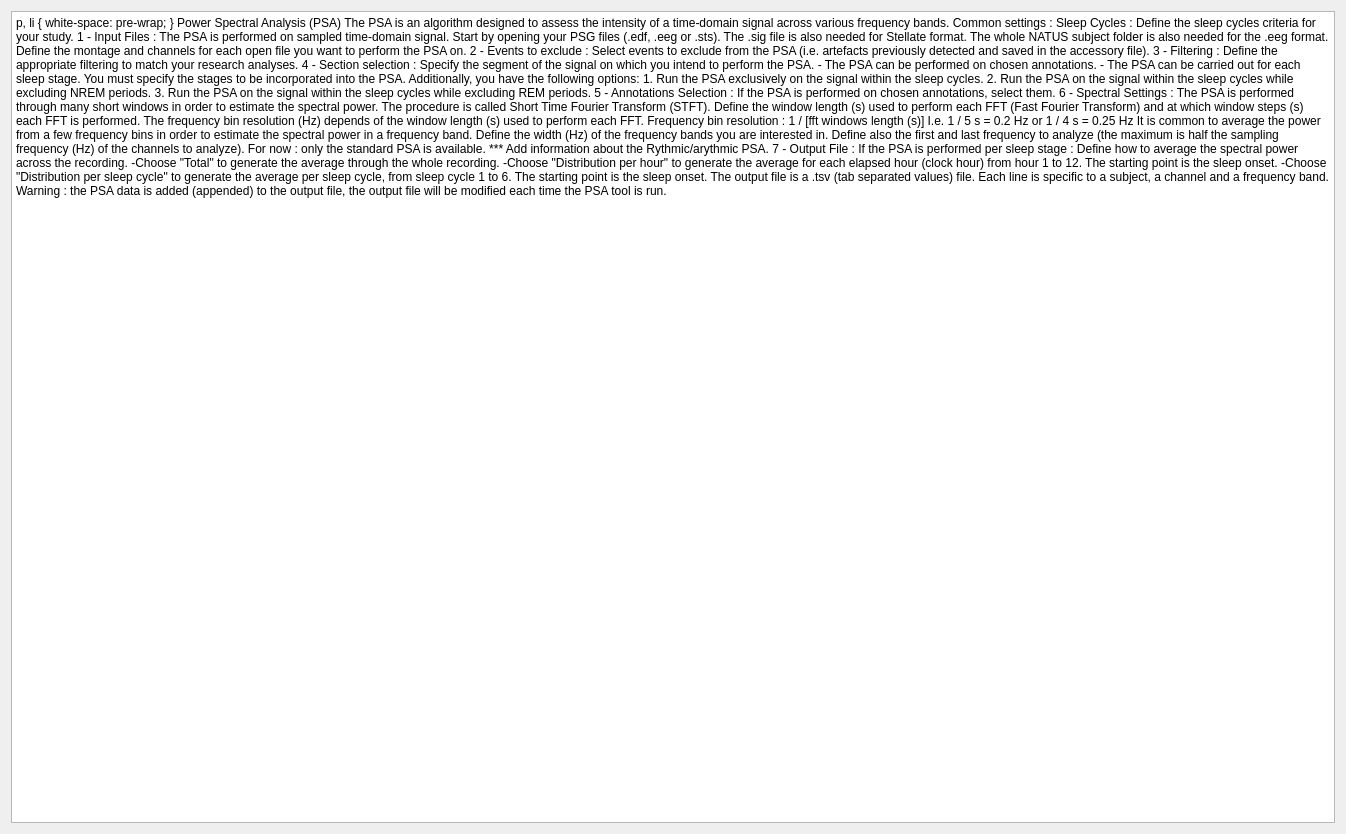
First picture: the form in tools/CEAMSTools/PowerSpectralAnalysis/IntroStep/Ui_IntroStep.ui, repository SnoozToolbox/snooz-package-ceams, before the edit.
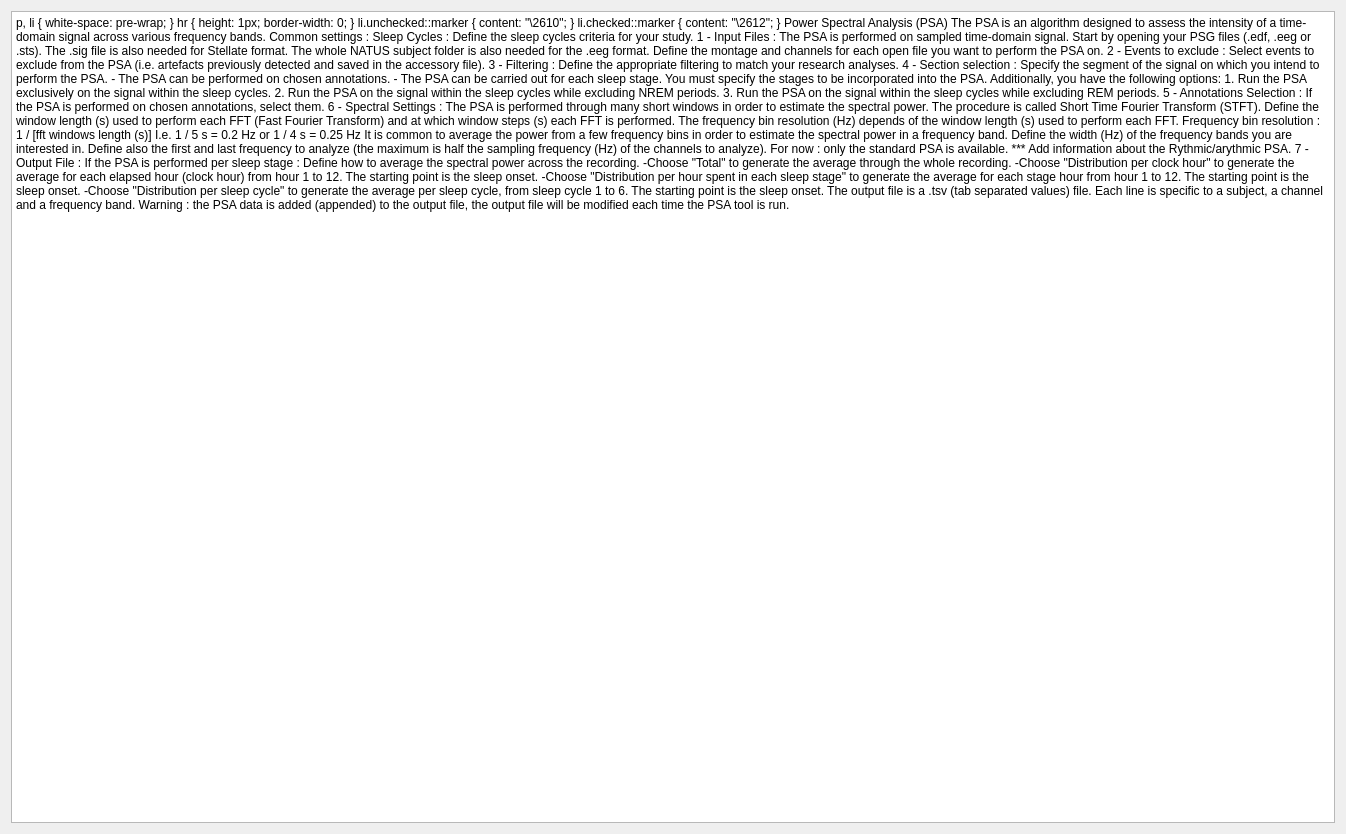
Second picture: the form after the edit.

Patch:
```diff
--- a/tools/CEAMSTools/PowerSpectralAnalysis/IntroStep/Ui_IntroStep.ui
+++ b/tools/CEAMSTools/PowerSpectralAnalysis/IntroStep/Ui_IntroStep.ui
@@ -24,8 +24,11 @@
     <widget class="QTextBrowser" name="textBrowser">
      <property name="html">
       <string>&lt;!DOCTYPE HTML PUBLIC &quot;-//W3C//DTD HTML 4.0//EN&quot; &quot;http://www.w3.org/TR/REC-html40/strict.dtd&quot;&gt;
-&lt;html&gt;&lt;head&gt;&lt;meta name=&quot;qrichtext&quot; content=&quot;1&quot; /&gt;&lt;style type=&quot;text/css&quot;&gt;
+&lt;html&gt;&lt;head&gt;&lt;meta name=&quot;qrichtext&quot; content=&quot;1&quot; /&gt;&lt;meta charset=&quot;utf-8&quot; /&gt;&lt;style type=&quot;text/css&quot;&gt;
 p, li { white-space: pre-wrap; }
+hr { height: 1px; border-width: 0; }
+li.unchecked::marker { content: &quot;\2610&quot;; }
+li.checked::marker { content: &quot;\2612&quot;; }
 &lt;/style&gt;&lt;/head&gt;&lt;body style=&quot; font-family:'Roboto'; font-size:12pt; font-weight:400; font-style:normal;&quot;&gt;
 &lt;p style=&quot;-qt-paragraph-type:empty; margin-top:0px; margin-bottom:0px; margin-left:0px; margin-right:0px; -qt-block-indent:0; text-indent:0px;&quot;&gt;&lt;br /&gt;&lt;/p&gt;
 &lt;p style=&quot; margin-top:0px; margin-bottom:0px; margin-left:0px; margin-right:0px; -qt-block-indent:0; text-indent:0px;&quot;&gt;&lt;span style=&quot; font-weight:600;&quot;&gt;Power Spectral Analysis (PSA)&lt;/span&gt;&lt;/p&gt;
@@ -75,7 +78,8 @@
 &lt;p style=&quot; margin-top:0px; margin-bottom:0px; margin-left:0px; margin-right:0px; -qt-block-indent:0; text-indent:0px;&quot;&gt;    If the PSA is performed per sleep stage :  &lt;/p&gt;
 &lt;p style=&quot; margin-top:0px; margin-bottom:0px; margin-left:0px; margin-right:0px; -qt-block-indent:0; text-indent:0px;&quot;&gt;        Define how to average the spectral power across the recording.&lt;/p&gt;
 &lt;p style=&quot; margin-top:0px; margin-bottom:0px; margin-left:0px; margin-right:0px; -qt-block-indent:0; text-indent:0px;&quot;&gt;            -Choose &amp;quot;Total&amp;quot; to generate the average through the whole recording.&lt;/p&gt;
-&lt;p style=&quot; margin-top:0px; margin-bottom:0px; margin-left:0px; margin-right:0px; -qt-block-indent:0; text-indent:0px;&quot;&gt;            -Choose &amp;quot;Distribution per hour&amp;quot; to generate the average for each elapsed hour (clock hour) from hour 1 to 12. The starting point is the sleep onset.&lt;/p&gt;
+&lt;p style=&quot; margin-top:0px; margin-bottom:0px; margin-left:0px; margin-right:0px; -qt-block-indent:0; text-indent:0px;&quot;&gt;            -Choose &amp;quot;Distribution per clock hour&amp;quot; to generate the average for each elapsed hour (clock hour) from hour 1 to 12. The starting point is the sleep onset.&lt;/p&gt;
+&lt;p style=&quot; margin-top:0px; margin-bottom:0px; margin-left:0px; margin-right:0px; -qt-block-indent:0; text-indent:0px;&quot;&gt;            -Choose &amp;quot;Distribution per hour spent in each sleep stage&amp;quot; to generate the average for each stage hour from hour 1 to 12. The starting point is the sleep onset.&lt;/p&gt;
 &lt;p style=&quot; margin-top:0px; margin-bottom:0px; margin-left:0px; margin-right:0px; -qt-block-indent:0; text-indent:0px;&quot;&gt;            -Choose &amp;quot;Distribution per sleep cycle&amp;quot; to generate the average per sleep cycle, from sleep cycle 1 to 6.  The starting point is the sleep onset.&lt;/p&gt;
 &lt;p style=&quot;-qt-paragraph-type:empty; margin-top:0px; margin-bottom:0px; margin-left:0px; margin-right:0px; -qt-block-indent:0; text-indent:0px;&quot;&gt;&lt;br /&gt;&lt;/p&gt;
 &lt;p style=&quot; margin-top:0px; margin-bottom:0px; margin-left:0px; margin-right:0px; -qt-block-indent:0; text-indent:0px;&quot;&gt;    The output file is a .tsv (tab separated values) file. Each line is specific to a subject, a channel and a frequency band. &lt;/p&gt;
```
